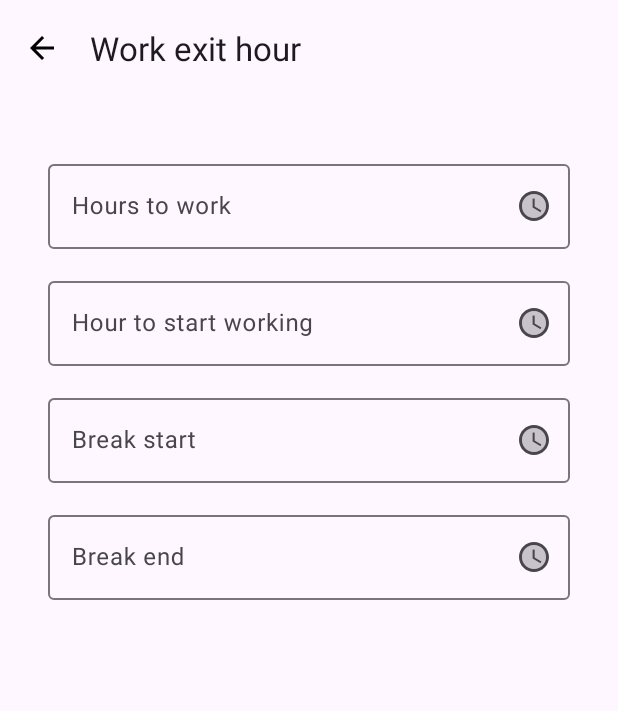
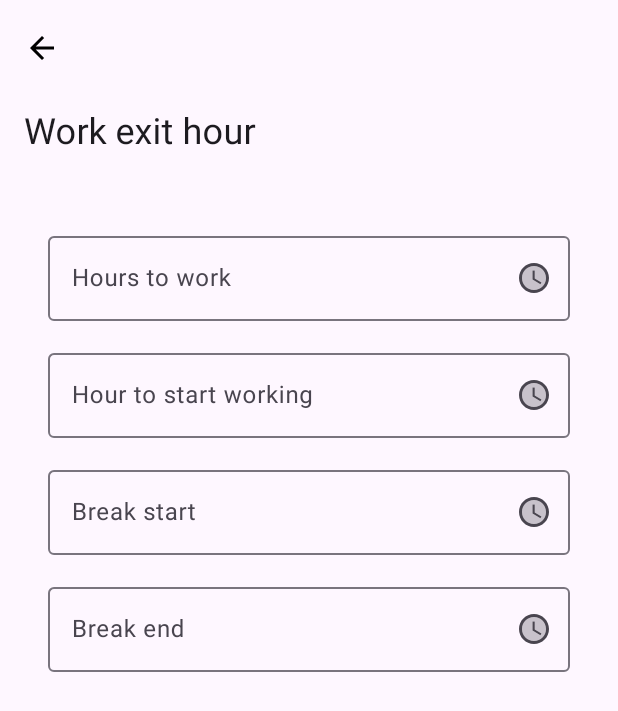
Before and after one commit to Bleeping-Dragon/Twiftly, an Android app: the WorkingHoursPage screen opened through its navigation route, on a phone screen of 412 x 824 dp. Shown: the top 711 px of the screen. Run offline under Robolectric (Android 15) with nearby library versions, the phone set to English and light mode, and no system bars.

Commit message:
Made toolbar collapse.

```diff
--- a/app/src/main/res/layout/fragment_working_hours_page.xml
+++ b/app/src/main/res/layout/fragment_working_hours_page.xml
@@ -7,17 +7,26 @@
 
     <com.google.android.material.appbar.AppBarLayout
         android:layout_width="match_parent"
-        android:layout_height="wrap_content">
+        android:layout_height="wrap_content"
+        android:fitsSystemWindows="true">
 
-        <com.google.android.material.appbar.MaterialToolbar
-            android:id="@+id/topAppBar"
+        <com.google.android.material.appbar.CollapsingToolbarLayout
+            app:layout_scrollFlags="scroll|exitUntilCollapsed"
+            style="?attr/collapsingToolbarLayoutMediumStyle"
             android:layout_width="match_parent"
-            android:layout_height="wrap_content"
-            android:minHeight="?attr/actionBarSize"
-            app:title="Work exit hour"
-            app:navigationIcon="@drawable/baseline_arrow_back_24">
+            android:layout_height="?attr/collapsingToolbarLayoutMediumSize">
 
-        </com.google.android.material.appbar.MaterialToolbar>
+            <com.google.android.material.appbar.MaterialToolbar
+                android:id="@+id/topAppBar"
+                android:layout_width="match_parent"
+                android:layout_height="?attr/actionBarSize"
+                android:elevation="0dp"
+                app:title="Work exit hour"
+                app:navigationIcon="@drawable/baseline_arrow_back_24"
+                app:layout_collapseMode="pin">
+            </com.google.android.material.appbar.MaterialToolbar>
+
+        </com.google.android.material.appbar.CollapsingToolbarLayout>
 
     </com.google.android.material.appbar.AppBarLayout>
 
```
